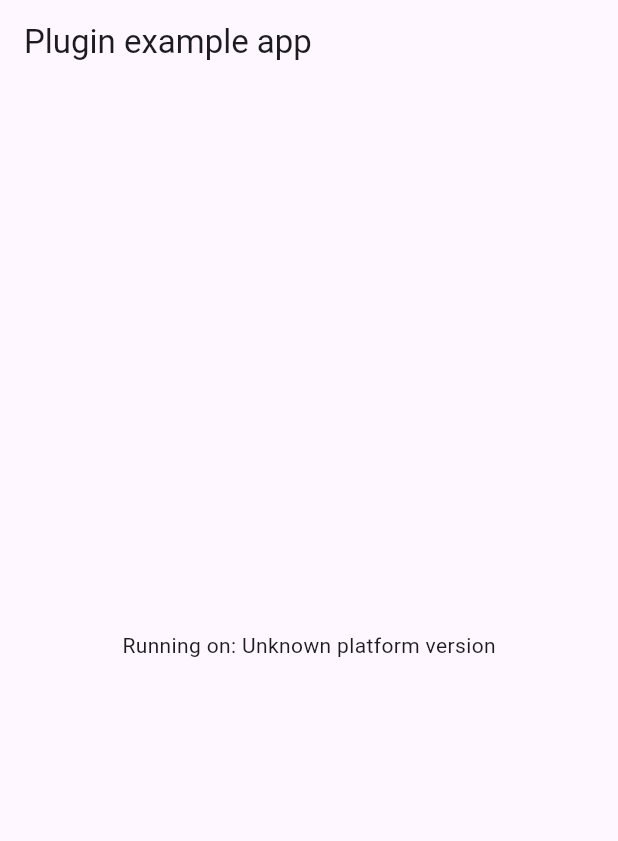
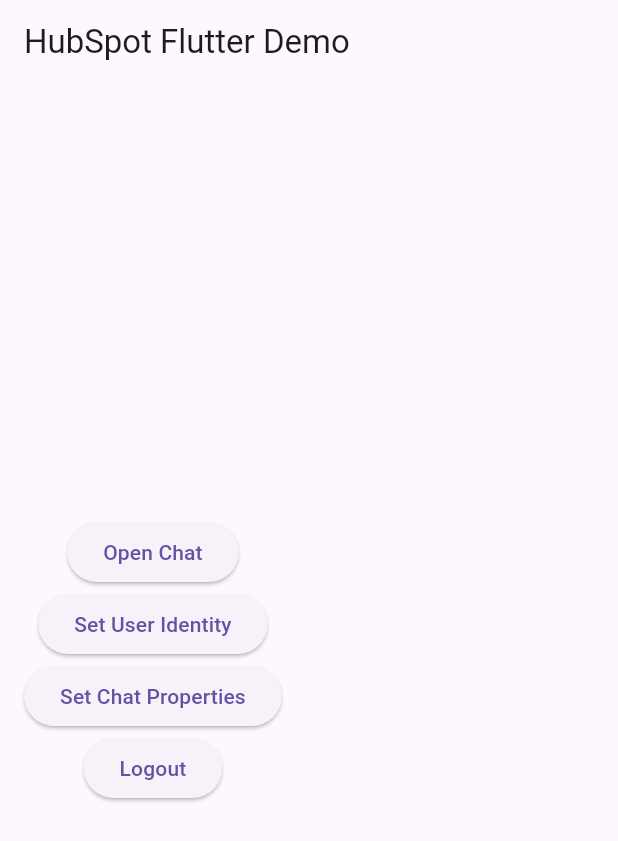
Before and after one commit to Mastersam07/hubspot, a Flutter app: the screen it shows after launch, on a phone screen of 412 x 824 dp. Shown: the top 841 px of the screen. Run offline on Flutter 3.47's test engine with Material 3 defaults, Android fonts, the phone set to English and light mode, and no system bars.

Commit message:
chore: initial android implementation

```diff
--- a/example/lib/main.dart
+++ b/example/lib/main.dart
@@ -1,61 +1,118 @@
 import 'package:flutter/material.dart';
-import 'dart:async';
-
-import 'package:flutter/services.dart';
 import 'package:hubspot_flutter/hubspot_flutter.dart';
 
 void main() {
   runApp(const MyApp());
 }
 
-class MyApp extends StatefulWidget {
+class MyApp extends StatelessWidget {
   const MyApp({super.key});
 
   @override
-  State<MyApp> createState() => _MyAppState();
+  Widget build(BuildContext context) {
+    return MaterialApp(
+      title: 'HubSpot Flutter Demo',
+      theme: ThemeData(
+        primarySwatch: Colors.blue,
+      ),
+      home: const MyHomePage(),
+    );
+  }
 }
 
-class _MyAppState extends State<MyApp> {
-  String _platformVersion = 'Unknown';
-  final _hubspotFlutterPlugin = HubspotFlutter();
+class MyHomePage extends StatefulWidget {
+  const MyHomePage({super.key});
 
+  @override
+  _MyHomePageState createState() => _MyHomePageState();
+}
+
+class _MyHomePageState extends State<MyHomePage> {
   @override
   void initState() {
     super.initState();
-    initPlatformState();
+    initializeHubSpot();
   }
 
-  // Platform messages are asynchronous, so we initialize in an async method.
-  Future<void> initPlatformState() async {
-    String platformVersion;
-    // Platform messages may fail, so we use a try/catch PlatformException.
-    // We also handle the message potentially returning null.
+  Future<void> initializeHubSpot() async {
     try {
-      platformVersion =
-          await _hubspotFlutterPlugin.getPlatformVersion() ?? 'Unknown platform version';
-    } on PlatformException {
-      platformVersion = 'Failed to get platform version.';
+      await HubspotFlutter.initialize();
+      print("HubSpot SDK initialized.");
+    } catch (e) {
+      print("Error initializing HubSpot SDK: $e");
     }
+  }
 
-    // If the widget was removed from the tree while the asynchronous platform
-    // message was in flight, we want to discard the reply rather than calling
-    // setState to update our non-existent appearance.
-    if (!mounted) return;
+  void openChat() async {
+    try {
+      await HubspotFlutter.openChat();
+      print("Chat opened.");
+    } catch (e) {
+      print("Error opening chat: $e");
+    }
+  }
 
-    setState(() {
-      _platformVersion = platformVersion;
-    });
+  void setUserIdentity() async {
+    try {
+      await HubspotFlutter.setUserIdentity(
+          "user@example.com", "identityToken123");
+      print("User identity set.");
+    } catch (e) {
+      print("Error setting user identity: $e");
+    }
+  }
+
+  void setChatProperties() async {
+    try {
+      await HubspotFlutter.setChatProperties({
+        "CameraPermissions": "false",
+        "PhotoPermissions": "false",
+        "NotificationPermissions": "false",
+        "LocationPermissions": "false"
+      });
+      print("Chat properties set.");
+    } catch (e) {
+      print("Error setting chat properties: $e");
+    }
+  }
+
+  void logout() async {
+    try {
+      await HubspotFlutter.logout();
+      print("Logged out.");
+    } catch (e) {
+      print("Error during logout: $e");
+    }
   }
 
   @override
   Widget build(BuildContext context) {
-    return MaterialApp(
-      home: Scaffold(
-        appBar: AppBar(
-          title: const Text('Plugin example app'),
-        ),
-        body: Center(
-          child: Text('Running on: $_platformVersion\n'),
+    return Scaffold(
+      appBar: AppBar(
+        title: const Text("HubSpot Flutter Demo"),
+      ),
+      body: Padding(
+        padding: const EdgeInsets.all(16.0),
+        child: Column(
+          mainAxisAlignment: MainAxisAlignment.center,
+          children: <Widget>[
+            ElevatedButton(
+              onPressed: openChat,
+              child: const Text("Open Chat"),
+            ),
+            ElevatedButton(
+              onPressed: setUserIdentity,
+              child: const Text("Set User Identity"),
+            ),
+            ElevatedButton(
+              onPressed: setChatProperties,
+              child: const Text("Set Chat Properties"),
+            ),
+            ElevatedButton(
+              onPressed: logout,
+              child: const Text("Logout"),
+            ),
+          ],
         ),
       ),
     );
--- a/example/pubspec.yaml
+++ b/example/pubspec.yaml
@@ -18,11 +18,6 @@ dependencies:
     sdk: flutter
 
   hubspot_flutter:
-    # When depending on this package from a real application you should use:
-    #   hubspot_flutter: ^x.y.z
-    # See https://dart.dev/tools/pub/dependencies#version-constraints
-    # The example app is bundled with the plugin so we use a path dependency on
-    # the parent directory to use the current plugin's version.
     path: ../
 
   # The following adds the Cupertino Icons font to your application.
--- a/lib/hubspot_flutter.dart
+++ b/lib/hubspot_flutter.dart
@@ -1,8 +1,31 @@
-
-import 'hubspot_flutter_platform_interface.dart';
+import 'package:flutter/services.dart';
 
 class HubspotFlutter {
-  Future<String?> getPlatformVersion() {
-    return HubspotFlutterPlatform.instance.getPlatformVersion();
+  static const MethodChannel _channel = MethodChannel('hubspot_flutter');
+
+  static Future<void> initialize() async {
+    await _channel.invokeMethod('initialize');
+  }
+
+  static Future<void> openChat() async {
+    await _channel.invokeMethod('openChat');
+  }
+
+  static Future<void> setUserIdentity(
+      String email, String identityToken) async {
+    await _channel.invokeMethod('setUserIdentity', {
+      'email': email,
+      'identityToken': identityToken,
+    });
+  }
+
+  static Future<void> setChatProperties(Map<String, String> properties) async {
+    await _channel.invokeMethod('setChatProperties', {
+      'properties': properties,
+    });
+  }
+
+  static Future<void> logout() async {
+    await _channel.invokeMethod('logout');
   }
 }
--- a/lib/hubspot_flutter_method_channel.dart
+++ /dev/null
@@ -1,17 +0,0 @@
-import 'package:flutter/foundation.dart';
-import 'package:flutter/services.dart';
-
-import 'hubspot_flutter_platform_interface.dart';
-
-/// An implementation of [HubspotFlutterPlatform] that uses method channels.
-class MethodChannelHubspotFlutter extends HubspotFlutterPlatform {
-  /// The method channel used to interact with the native platform.
-  @visibleForTesting
-  final methodChannel = const MethodChannel('hubspot_flutter');
-
-  @override
-  Future<String?> getPlatformVersion() async {
-    final version = await methodChannel.invokeMethod<String>('getPlatformVersion');
-    return version;
-  }
-}
--- a/lib/hubspot_flutter_platform_interface.dart
+++ /dev/null
@@ -1,29 +0,0 @@
-import 'package:plugin_platform_interface/plugin_platform_interface.dart';
-
-import 'hubspot_flutter_method_channel.dart';
-
-abstract class HubspotFlutterPlatform extends PlatformInterface {
-  /// Constructs a HubspotFlutterPlatform.
-  HubspotFlutterPlatform() : super(token: _token);
-
-  static final Object _token = Object();
-
-  static HubspotFlutterPlatform _instance = MethodChannelHubspotFlutter();
-
-  /// The default instance of [HubspotFlutterPlatform] to use.
-  ///
-  /// Defaults to [MethodChannelHubspotFlutter].
-  static HubspotFlutterPlatform get instance => _instance;
-
-  /// Platform-specific implementations should set this with their own
-  /// platform-specific class that extends [HubspotFlutterPlatform] when
-  /// they register themselves.
-  static set instance(HubspotFlutterPlatform instance) {
-    PlatformInterface.verifyToken(instance, _token);
-    _instance = instance;
-  }
-
-  Future<String?> getPlatformVersion() {
-    throw UnimplementedError('platformVersion() has not been implemented.');
-  }
-}
```
Also changed, not shown: 8 other files.
